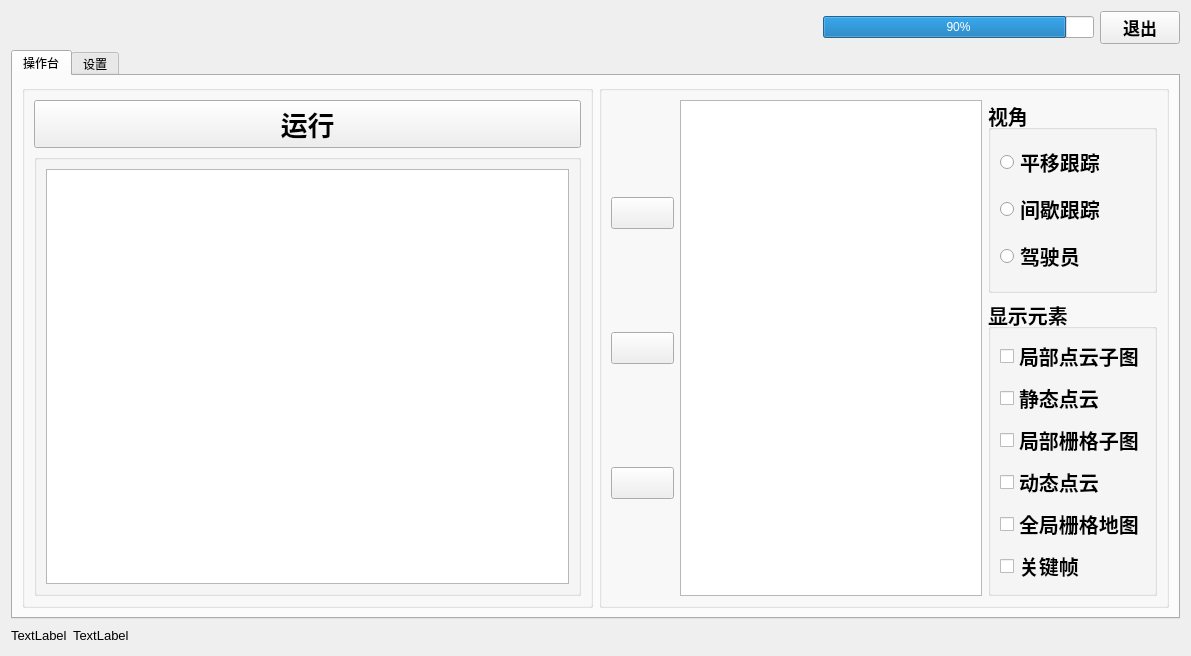
Before: the Qt Designer form ui/MainWindow.ui in Robot-WH/3d_robot_client, drawn with Qt 5.
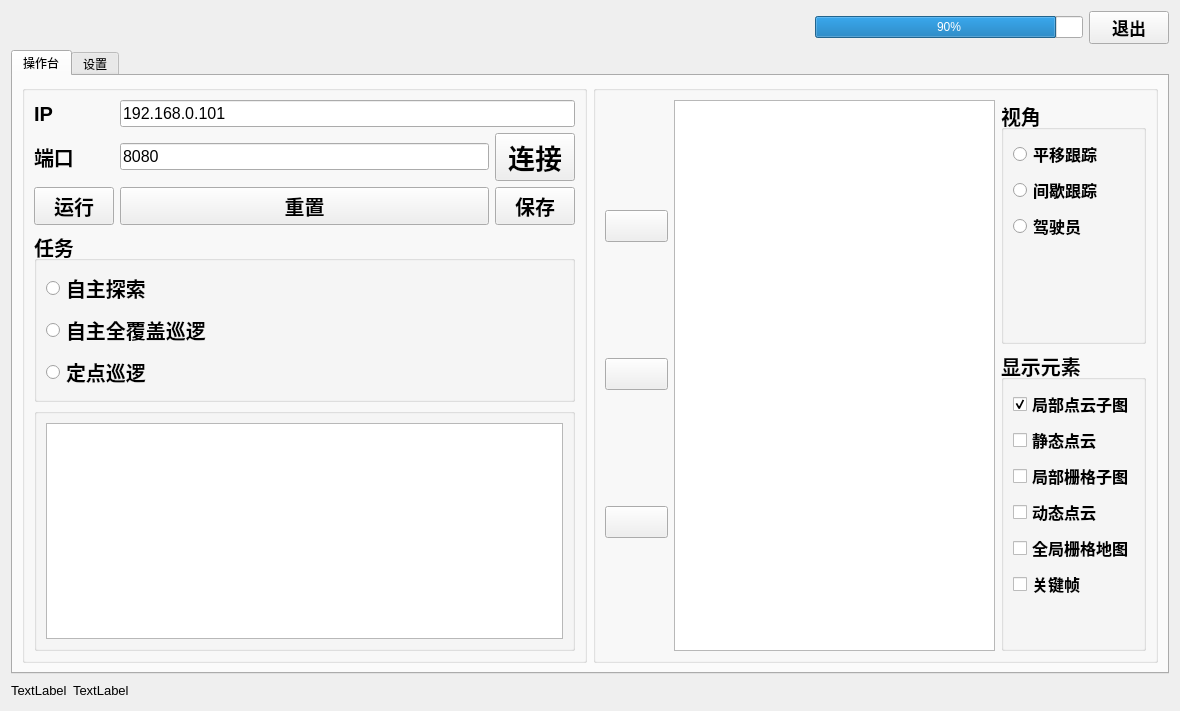
After: the same form once the commit is applied.

Commit message: feat:完成一下功能的开发:1. 通过界面b按钮新建一次建图 2.手动选择是否显示栅格子图

```diff
--- a/ui/MainWindow.ui
+++ b/ui/MainWindow.ui
@@ -6,8 +6,8 @@
    <rect>
     <x>0</x>
     <y>0</y>
-    <width>1191</width>
-    <height>656</height>
+    <width>1180</width>
+    <height>711</height>
    </rect>
   </property>
   <property name="windowTitle">
@@ -107,16 +107,117 @@
              </property>
              <layout class="QVBoxLayout" name="verticalLayout_7">
               <item>
-               <widget class="QPushButton" name="bringup_button">
-                <property name="font">
-                 <font>
-                  <pointsize>20</pointsize>
-                  <bold>true</bold>
-                 </font>
+               <layout class="QGridLayout" name="gridLayout_2">
+                <item row="1" column="0">
+                 <widget class="QLabel" name="label_2">
+                  <property name="text">
+                   <string>端口</string>
+                  </property>
+                 </widget>
+                </item>
+                <item row="0" column="0">
+                 <widget class="QLabel" name="label">
+                  <property name="text">
+                   <string>IP</string>
+                  </property>
+                 </widget>
+                </item>
+                <item row="4" column="2">
+                 <widget class="QPushButton" name="pushButton_3">
+                  <property name="text">
+                   <string>保存</string>
+                  </property>
+                 </widget>
+                </item>
+                <item row="4" column="0">
+                 <widget class="QPushButton" name="bringup_button">
+                  <property name="font">
+                   <font>
+                    <pointsize>15</pointsize>
+                    <bold>true</bold>
+                   </font>
+                  </property>
+                  <property name="text">
+                   <string>运行</string>
+                  </property>
+                 </widget>
+                </item>
+                <item row="4" column="1">
+                 <widget class="QPushButton" name="pushButton_reset">
+                  <property name="text">
+                   <string>重置</string>
+                  </property>
+                 </widget>
+                </item>
+                <item row="0" column="1" colspan="2">
+                 <widget class="QLineEdit" name="line_ip_Edit">
+                  <property name="font">
+                   <font>
+                    <pointsize>12</pointsize>
+                    <bold>false</bold>
+                   </font>
+                  </property>
+                  <property name="text">
+                   <string>192.168.0.101</string>
+                  </property>
+                 </widget>
+                </item>
+                <item row="1" column="1">
+                 <widget class="QLineEdit" name="line_port_Edit">
+                  <property name="font">
+                   <font>
+                    <pointsize>12</pointsize>
+                    <bold>false</bold>
+                   </font>
+                  </property>
+                  <property name="text">
+                   <string>8080</string>
+                  </property>
+                 </widget>
+                </item>
+                <item row="1" column="2">
+                 <widget class="QPushButton" name="server_connect_Button">
+                  <property name="font">
+                   <font>
+                    <pointsize>20</pointsize>
+                    <bold>true</bold>
+                   </font>
+                  </property>
+                  <property name="text">
+                   <string>连接</string>
+                  </property>
+                 </widget>
+                </item>
+               </layout>
+              </item>
+              <item>
+               <widget class="QGroupBox" name="groupBox_10">
+                <property name="title">
+                 <string>任务</string>
                 </property>
-                <property name="text">
-                 <string>运行</string>
-                </property>
+                <layout class="QVBoxLayout" name="verticalLayout_10">
+                 <item>
+                  <widget class="QRadioButton" name="radioButton_5">
+                   <property name="text">
+                    <string>自主探索</string>
+                   </property>
+                  </widget>
+                 </item>
+                 <item>
+                  <widget class="QRadioButton" name="radioButton_6">
+                   <property name="text">
+                    <string>自主全覆盖巡逻</string>
+                   </property>
+                  </widget>
+                 </item>
+                 <item>
+                  <widget class="QRadioButton" name="radioButton_7">
+                   <property name="text">
+                    <string>定点巡逻</string>
+                   </property>
+                  </widget>
+                 </item>
+                </layout>
                </widget>
               </item>
               <item>
@@ -206,7 +307,7 @@
                     <widget class="QRadioButton" name="radioButton">
                      <property name="font">
                       <font>
-                       <pointsize>15</pointsize>
+                       <pointsize>12</pointsize>
                        <bold>true</bold>
                       </font>
                      </property>
@@ -225,7 +326,7 @@
                     <widget class="QRadioButton" name="radioButton_4">
                      <property name="font">
                       <font>
-                       <pointsize>15</pointsize>
+                       <pointsize>12</pointsize>
                        <bold>true</bold>
                       </font>
                      </property>
@@ -238,7 +339,7 @@
                     <widget class="QRadioButton" name="radioButton_2">
                      <property name="font">
                       <font>
-                       <pointsize>15</pointsize>
+                       <pointsize>12</pointsize>
                        <bold>true</bold>
                       </font>
                      </property>
@@ -247,6 +348,19 @@
                      </property>
                     </widget>
                    </item>
+                   <item>
+                    <spacer name="verticalSpacer">
+                     <property name="orientation">
+                      <enum>Qt::Vertical</enum>
+                     </property>
+                     <property name="sizeHint" stdset="0">
+                      <size>
+                       <width>20</width>
+                       <height>40</height>
+                      </size>
+                     </property>
+                    </spacer>
+                   </item>
                   </layout>
                  </widget>
                 </item>
@@ -260,20 +374,23 @@
                     <widget class="QCheckBox" name="checkBox_2">
                      <property name="font">
                       <font>
-                       <pointsize>15</pointsize>
+                       <pointsize>12</pointsize>
                        <bold>true</bold>
                       </font>
                      </property>
                      <property name="text">
                       <string>局部点云子图</string>
                      </property>
+                     <property name="checked">
+                      <bool>true</bool>
+                     </property>
                     </widget>
                    </item>
                    <item>
                     <widget class="QCheckBox" name="checkBox_4">
                      <property name="font">
                       <font>
-                       <pointsize>15</pointsize>
+                       <pointsize>12</pointsize>
                        <bold>true</bold>
                       </font>
                      </property>
@@ -286,20 +403,23 @@
                     <widget class="QCheckBox" name="checkBox">
                      <property name="font">
                       <font>
-                       <pointsize>15</pointsize>
+                       <pointsize>12</pointsize>
                        <bold>true</bold>
                       </font>
                      </property>
                      <property name="text">
                       <string>局部栅格子图</string>
                      </property>
+                     <property name="checked">
+                      <bool>false</bool>
+                     </property>
                     </widget>
                    </item>
                    <item>
                     <widget class="QCheckBox" name="checkBox_5">
                      <property name="font">
                       <font>
-                       <pointsize>15</pointsize>
+                       <pointsize>12</pointsize>
                        <bold>true</bold>
                       </font>
                      </property>
@@ -312,7 +432,7 @@
                     <widget class="QCheckBox" name="checkBox_3">
                      <property name="font">
                       <font>
-                       <pointsize>15</pointsize>
+                       <pointsize>12</pointsize>
                        <bold>true</bold>
                       </font>
                      </property>
@@ -325,7 +445,7 @@
                     <widget class="QCheckBox" name="checkBox_6">
                      <property name="font">
                       <font>
-                       <pointsize>15</pointsize>
+                       <pointsize>12</pointsize>
                        <bold>true</bold>
                       </font>
                      </property>
@@ -334,6 +454,19 @@
                      </property>
                     </widget>
                    </item>
+                   <item>
+                    <spacer name="verticalSpacer_2">
+                     <property name="orientation">
+                      <enum>Qt::Vertical</enum>
+                     </property>
+                     <property name="sizeHint" stdset="0">
+                      <size>
+                       <width>20</width>
+                       <height>40</height>
+                      </size>
+                     </property>
+                    </spacer>
+                   </item>
                   </layout>
                  </widget>
                 </item>
@@ -349,79 +482,6 @@
            <string>设置</string>
           </attribute>
           <layout class="QVBoxLayout" name="verticalLayout_3">
-           <item>
-            <widget class="QGroupBox" name="groupBox">
-             <property name="title">
-              <string>服务器</string>
-             </property>
-             <property name="alignment">
-              <set>Qt::AlignLeading|Qt::AlignLeft|Qt::AlignVCenter</set>
-             </property>
-             <layout class="QHBoxLayout" name="horizontalLayout_6">
-              <item>
-               <layout class="QHBoxLayout" name="horizontalLayout_2">
-                <item>
-                 <widget class="QLabel" name="label_2">
-                  <property name="text">
-                   <string>端口</string>
-                  </property>
-                 </widget>
-                </item>
-                <item>
-                 <widget class="QLineEdit" name="line_port_Edit">
-                  <property name="font">
-                   <font>
-                    <pointsize>12</pointsize>
-                    <bold>false</bold>
-                   </font>
-                  </property>
-                  <property name="text">
-                   <string>8080</string>
-                  </property>
-                 </widget>
-                </item>
-               </layout>
-              </item>
-              <item>
-               <layout class="QHBoxLayout" name="horizontalLayout">
-                <item>
-                 <widget class="QLabel" name="label">
-                  <property name="text">
-                   <string>IP</string>
-                  </property>
-                 </widget>
-                </item>
-                <item>
-                 <widget class="QLineEdit" name="line_ip_Edit">
-                  <property name="font">
-                   <font>
-                    <pointsize>12</pointsize>
-                    <bold>false</bold>
-                   </font>
-                  </property>
-                  <property name="text">
-                   <string>192.168.0.101</string>
-                  </property>
-                 </widget>
-                </item>
-               </layout>
-              </item>
-              <item>
-               <widget class="QPushButton" name="server_connect_Button">
-                <property name="font">
-                 <font>
-                  <pointsize>20</pointsize>
-                  <bold>true</bold>
-                 </font>
-                </property>
-                <property name="text">
-                 <string>连接</string>
-                </property>
-               </widget>
-              </item>
-             </layout>
-            </widget>
-           </item>
            <item>
             <widget class="QGroupBox" name="groupBox_5">
              <property name="title">
```
Left out of the diff: 17 changed lines with no effect on the pictures. The commit also changes 6 other files.
